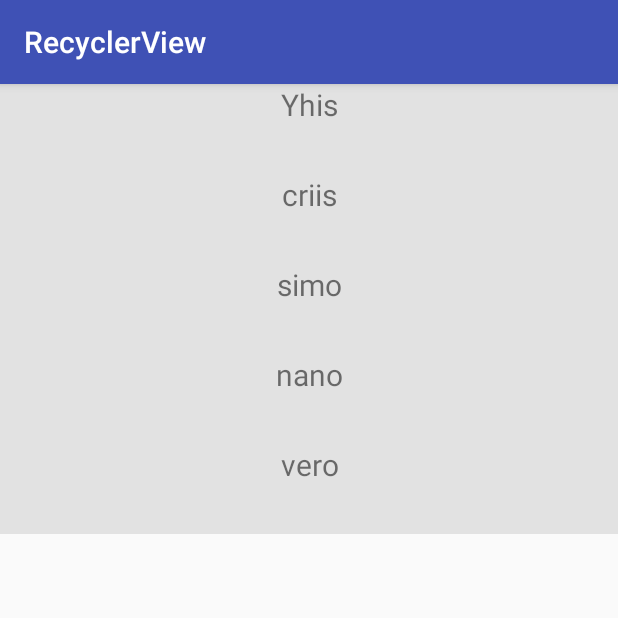
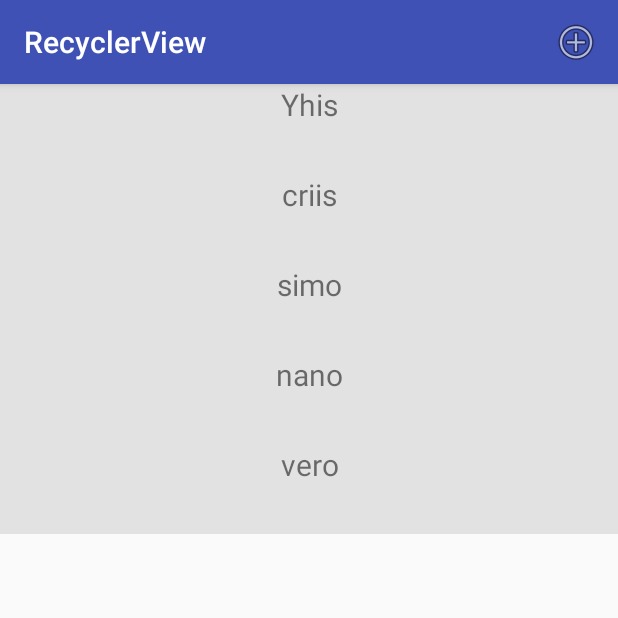
Before and after one commit to yhisLara/RecyclerView, an Android app: the screen it shows after launch (MainActivity), on a phone screen of 412 x 824 dp, the top half of it. Run offline under Robolectric (Android 15) with nearby library versions, the phone set to English and light mode, and no system bars.

```diff
--- a/app/src/main/java/com/example/yhisl/recyclerview/MainActivity.java
+++ b/app/src/main/java/com/example/yhisl/recyclerview/MainActivity.java
@@ -2,8 +2,11 @@ package com.example.yhisl.recyclerview;
 
 import android.support.v7.app.AppCompatActivity;
 import android.os.Bundle;
+import android.support.v7.widget.DefaultItemAnimator;
 import android.support.v7.widget.LinearLayoutManager;
 import android.support.v7.widget.RecyclerView;
+import android.view.Menu;
+import android.view.MenuItem;
 import android.widget.TextView;
 import android.widget.Toast;
 
@@ -19,6 +22,8 @@ public class MainActivity extends AppCompatActivity {
     private RecyclerView mRecyclerView;
     private RecyclerView.Adapter mAdapter;
     private RecyclerView.LayoutManager mLayoutManager;
+
+    private int counter = 0;
 
 
     @Override
@@ -39,11 +44,37 @@ public class MainActivity extends AppCompatActivity {
         mAdapter = new MyAdapter(names, R.layout.recycler_view_item, new MyAdapter.OnItemClickListener() {
             @Override
             public void onItemClick(String name, int position) {
-                Toast.makeText(MainActivity.this, name + " - " + position,Toast.LENGTH_LONG).show();
+               // Toast.makeText(MainActivity.this, name + " - " + position,Toast.LENGTH_LONG).show();
+                deleteName(position);
             }
         });
+
+        //cuando sabemos que la cantidad de datos no variará
+        mRecyclerView.setHasFixedSize(true);
+        //para hacer una pequeña animación
+        mRecyclerView.setItemAnimator(new DefaultItemAnimator());
         mRecyclerView.setLayoutManager(mLayoutManager);
         mRecyclerView.setAdapter(mAdapter);
+    }
+
+    //creando el menú con el layout
+    @Override
+    public boolean onCreateOptionsMenu(Menu menu) {
+        getMenuInflater().inflate(R.menu.menu, menu);
+        return true;
+    }
+
+    //opciones del menú
+    @Override
+    public boolean onOptionsItemSelected(MenuItem item) {
+        switch (item.getItemId()){
+            case R.id.add_name:
+                this.addname(0);
+                return true;
+            default:
+                return super.onOptionsItemSelected(item);
+        }
+
     }
 
     //metodo que devuelve una lista de nombres
@@ -56,4 +87,18 @@ public class MainActivity extends AppCompatActivity {
             add("vero");
         }};
     }
+
+    //funciòn añadir
+    public void addname(int position){
+        names.add(position,"New Name "+(++counter));
+        mAdapter.notifyItemInserted(position);
+        mLayoutManager.scrollToPosition(position);
+
+    }
+
+    //funciòn eliminar
+    public void deleteName(int position){
+        names.remove(position);
+        mAdapter.notifyItemRemoved(position);
+    }
 }
--- /dev/null
+++ b/app/src/main/res/menu/menu.xml
@@ -0,0 +1,11 @@
+<?xml version="1.0" encoding="utf-8"?>
+<menu xmlns:android="http://schemas.android.com/apk/res/android"
+    xmlns:app="http://schemas.android.com/apk/res-auto">
+    <item
+        android:id="@+id/add_name"
+        android:title="add"
+        android:icon="@android:drawable/ic_menu_add"
+        app:showAsAction="ifRoom">
+
+    </item>
+</menu>
```
